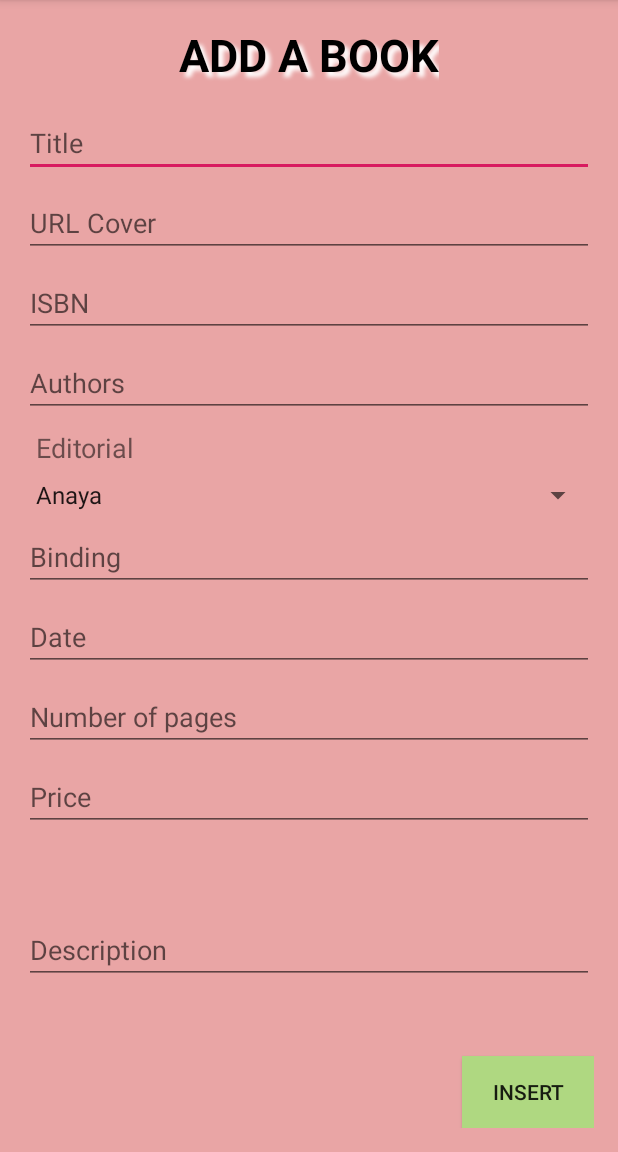
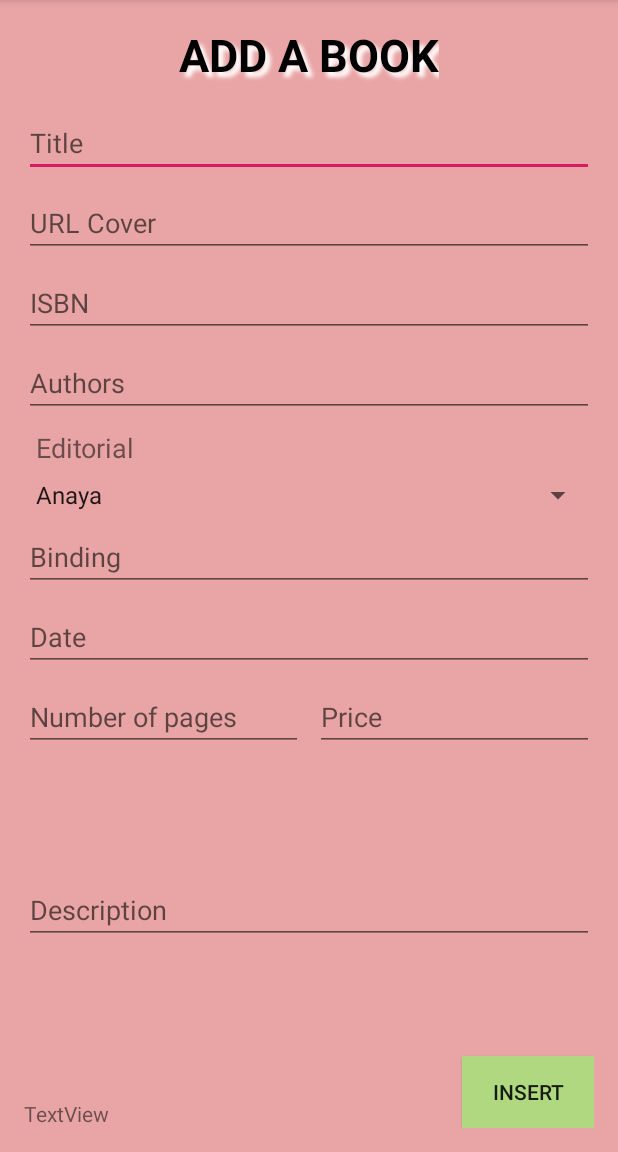
Before and after one commit to aizaguirreteb/Bookstore, an Android app: the screen it shows after launch (AddBookForm), on a phone screen of 412 x 824 dp, the part 84-1236 px from its top. Run offline under Robolectric (Android 15) with nearby library versions, the phone set to English and light mode, and no system bars.

Commit message:
Some notes and Layout changes

```diff
--- a/app/src/main/java/es/aizaguirre/bookstore/model/Catalog.kt
+++ b/app/src/main/java/es/aizaguirre/bookstore/model/Catalog.kt
@@ -1,5 +1,8 @@
 package es.aizaguirre.bookstore.model
 
+/*
+Repository for a singleton object Catalog
+ */
 object Catalog{
 
     val books = mutableListOf<Book>()
--- a/app/src/main/res/layout/activity_add_book_form.xml
+++ b/app/src/main/res/layout/activity_add_book_form.xml
@@ -6,7 +6,6 @@
     android:layout_width="match_parent"
     android:layout_height="match_parent"
     android:fillViewport="true">
-
 
 
     <androidx.constraintlayout.widget.ConstraintLayout
@@ -102,7 +101,8 @@
             android:ems="10"
             android:hint="@string/pages_hint"
             android:inputType="number"
-        app:layout_constraintEnd_toEndOf="parent"
+            app:layout_constraintEnd_toStartOf="@+id/editTextPrice"
+            app:layout_constraintHorizontal_bias="0.5"
             app:layout_constraintStart_toStartOf="parent"
             app:layout_constraintTop_toBottomOf="@+id/editTextDate" />
 
@@ -110,13 +110,14 @@
             android:id="@+id/editTextPrice"
             android:layout_width="0dp"
             android:layout_height="wrap_content"
-        android:layout_marginTop="8dp"
+            android:layout_marginStart="8dp"
             android:ems="10"
             android:hint="@string/price_hint"
             android:inputType="number"
             app:layout_constraintEnd_toEndOf="parent"
-        app:layout_constraintStart_toStartOf="parent"
-        app:layout_constraintTop_toBottomOf="@+id/editTextPages" />
+            app:layout_constraintHorizontal_bias="0.5"
+            app:layout_constraintStart_toEndOf="@+id/editTextPages"
+            app:layout_constraintTop_toTopOf="@+id/editTextPages" />
 
         <Button
             android:id="@+id/btnAdd"
@@ -125,7 +126,9 @@
             android:background="@color/colorButtons"
             android:text="@string/btn_add"
             app:layout_constraintBottom_toBottomOf="parent"
-        app:layout_constraintEnd_toEndOf="parent" />
+            app:layout_constraintEnd_toEndOf="parent"
+            app:layout_constraintHorizontal_bias="0.5"
+            app:layout_constraintStart_toEndOf="@+id/textViewNumBooks" />
 
         <EditText
             android:id="@+id/editTextDescription"
@@ -176,6 +179,18 @@
             app:layout_constraintStart_toStartOf="parent"
             app:layout_constraintTop_toBottomOf="@+id/editTextAuthors" />
 
+        <TextView
+            android:id="@+id/textViewNumBooks"
+            android:layout_width="wrap_content"
+            android:layout_height="wrap_content"
+            android:text="TextView"
+            app:layout_constraintBottom_toBottomOf="parent"
+            app:layout_constraintEnd_toStartOf="@+id/btnAdd"
+            app:layout_constraintHorizontal_bias="0.5"
+            app:layout_constraintHorizontal_chainStyle="spread_inside"
+            app:layout_constraintStart_toStartOf="parent"
+            tools:text="0 books" />
+
 
     </androidx.constraintlayout.widget.ConstraintLayout>
 
```
Lines whose indentation alone changed are shown as unchanged.
